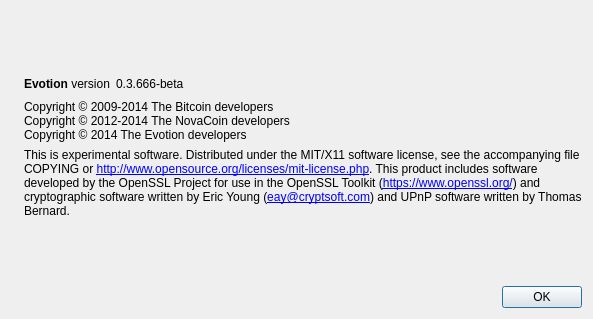
evoshiun/Evotion, file src/qt/forms/aboutdialog.ui: the form before one commit.
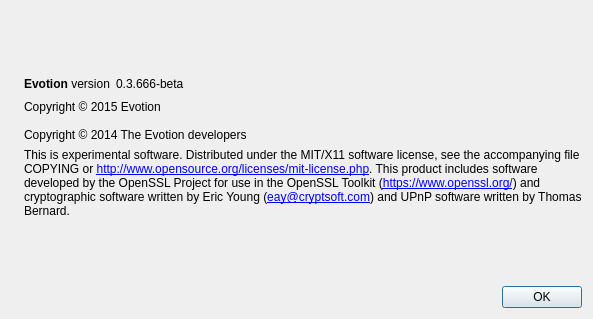
The form after the commit. Icons and pictures are not drawn.

Diff of the .ui file:
```diff
--- a/src/qt/forms/aboutdialog.ui
+++ b/src/qt/forms/aboutdialog.ui
@@ -91,8 +91,8 @@
         <cursorShape>IBeamCursor</cursorShape>
        </property>
        <property name="text">
-        <string>Copyright © 2009-2014 The Bitcoin developers
-Copyright © 2012-2014 The NovaCoin developers
+        <string>Copyright © 2015 Evotion
+
 Copyright © 2014 The Evotion developers</string>
        </property>
        <property name="textInteractionFlags">
```
Left out of the diff: 4 changed lines with no effect on the pictures.
